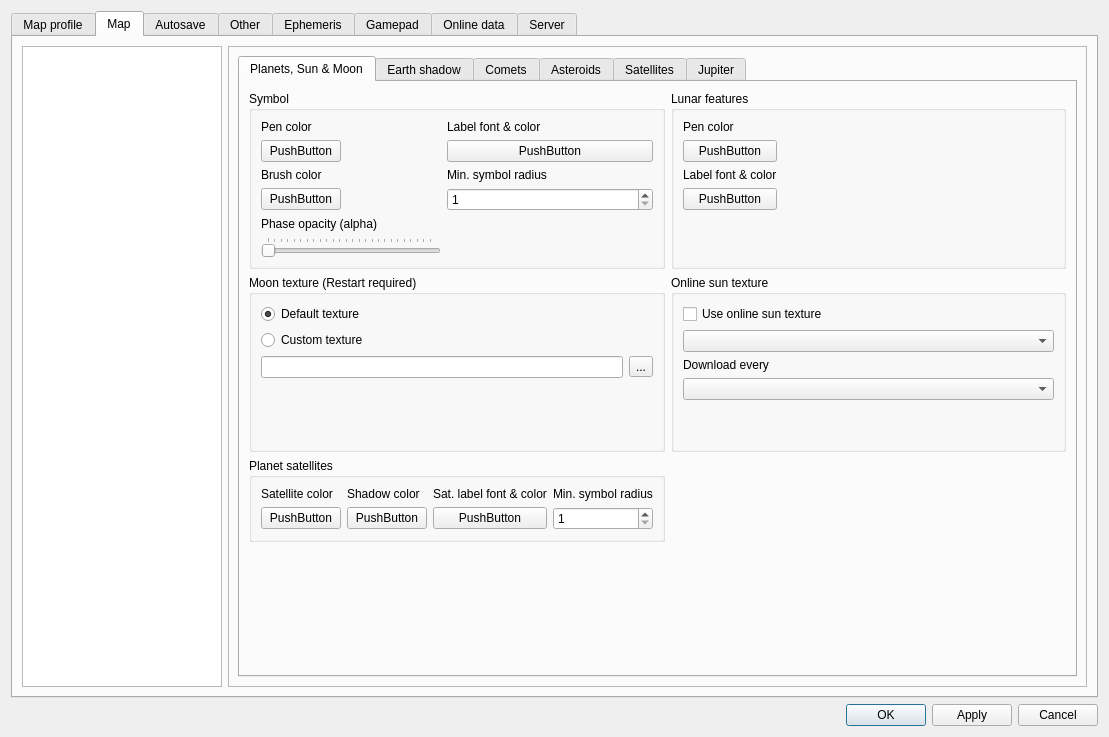
First picture: the form in csetting.ui, repository PavelMr/skytechx, before the edit.
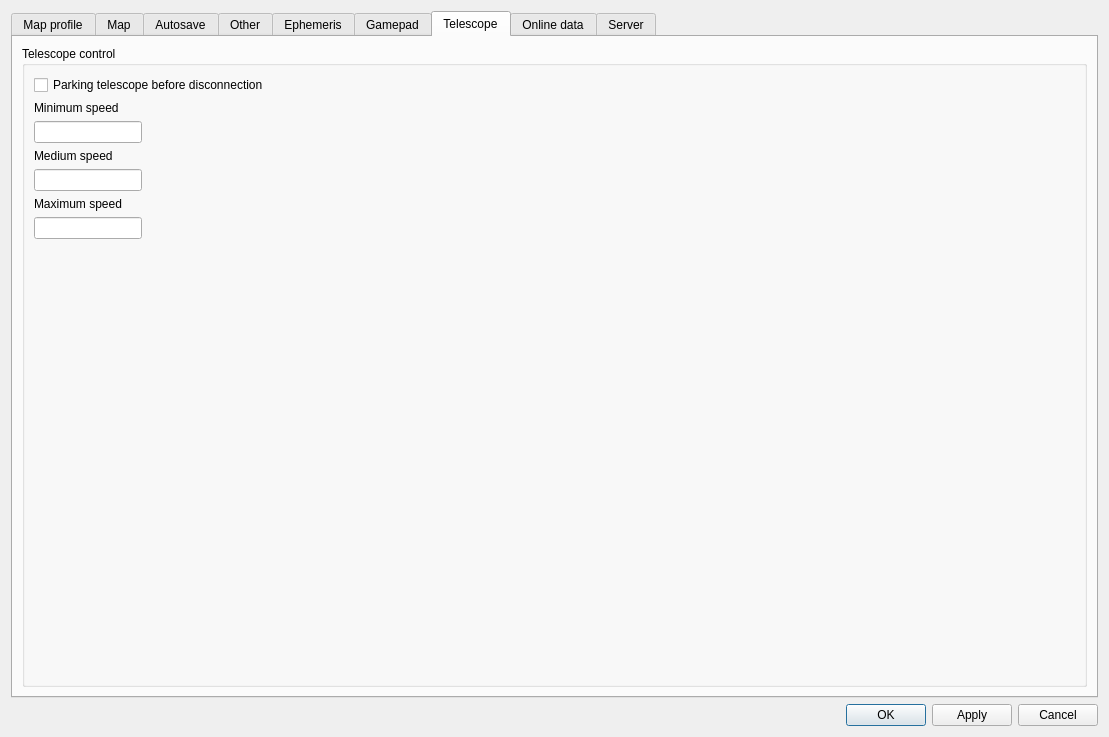
Second picture: the form after the edit. Custom widgets are drawn as their Qt base class.

Commit message: Telescope rates settings

The edit to the form file:
```diff
--- a/csetting.ui
+++ b/csetting.ui
@@ -23,7 +23,7 @@
       <enum>QTabWidget::Rounded</enum>
      </property>
      <property name="currentIndex">
-      <number>1</number>
+      <number>6</number>
      </property>
      <property name="documentMode">
       <bool>false</bool>
@@ -4331,21 +4331,7 @@
                 </property>
                </widget>
               </item>
-              <item row="4" column="0">
-               <widget class="QCheckBox" name="checkBox_14">
-                <property name="text">
-                 <string>Parking telescope before disconnection</string>
-                </property>
-               </widget>
-              </item>
-              <item row="5" column="0">
-               <widget class="QCheckBox" name="checkBox_21">
-                <property name="text">
-                 <string>Enable sounds</string>
-                </property>
-               </widget>
-              </item>
-              <item row="5" column="1">
+              <item row="6" column="0">
                <widget class="QLabel" name="label_122">
                 <property name="text">
                  <string>Volume</string>
@@ -5088,6 +5074,88 @@
        </item>
       </layout>
      </widget>
+     <widget class="QWidget" name="tab_20">
+      <attribute name="title">
+       <string>Telescope</string>
+      </attribute>
+      <layout class="QVBoxLayout" name="verticalLayout_109">
+       <item>
+        <widget class="QGroupBox" name="groupBox_34">
+         <property name="title">
+          <string>Telescope control</string>
+         </property>
+         <layout class="QVBoxLayout" name="verticalLayout_111">
+          <item>
+           <layout class="QFormLayout" name="formLayout_20">
+            <item row="0" column="0">
+             <widget class="QCheckBox" name="checkBox_14">
+              <property name="text">
+               <string>Parking telescope before disconnection</string>
+              </property>
+             </widget>
+            </item>
+            <item row="1" column="0">
+             <widget class="QLabel" name="label_123">
+              <property name="text">
+               <string>Minimum speed</string>
+              </property>
+             </widget>
+            </item>
+            <item row="2" column="0">
+             <widget class="QLineEdit" name="lineEdit_6">
+              <property name="toolTip">
+               <string>In percent or deg/s eg. 10%  or 0.2 </string>
+              </property>
+             </widget>
+            </item>
+            <item row="3" column="0">
+             <widget class="QLabel" name="label_124">
+              <property name="text">
+               <string>Medium speed</string>
+              </property>
+             </widget>
+            </item>
+            <item row="4" column="0">
+             <widget class="QLineEdit" name="lineEdit_7">
+              <property name="toolTip">
+               <string>In percent or deg/s eg. 10%  or 0.2 </string>
+              </property>
+             </widget>
+            </item>
+            <item row="5" column="0">
+             <widget class="QLabel" name="label_125">
+              <property name="text">
+               <string>Maximum speed</string>
+              </property>
+             </widget>
+            </item>
+            <item row="6" column="0">
+             <widget class="QLineEdit" name="lineEdit_8">
+              <property name="toolTip">
+               <string>In percent or deg/s eg. 10%  or 0.2 </string>
+              </property>
+             </widget>
+            </item>
+            <item row="7" column="0">
+             <spacer name="verticalSpacer_18">
+              <property name="orientation">
+               <enum>Qt::Vertical</enum>
+              </property>
+              <property name="sizeHint" stdset="0">
+               <size>
+                <width>20</width>
+                <height>40</height>
+               </size>
+              </property>
+             </spacer>
+            </item>
+           </layout>
+          </item>
+         </layout>
+        </widget>
+       </item>
+      </layout>
+     </widget>
      <widget class="QWidget" name="tab_7">
       <attribute name="title">
        <string>Online data</string>
```
Left out of the diff: 13 changed lines with no effect on the pictures. Lines whose indentation alone changed are shown as unchanged. The commit also changes 3 other files.
